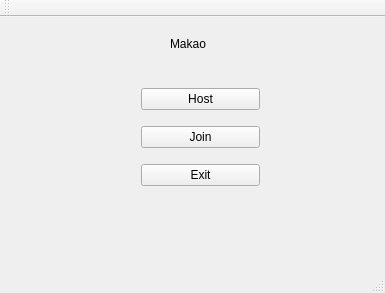
Qt form src/mainwindow.ui (Elimas/makao) before a commit.
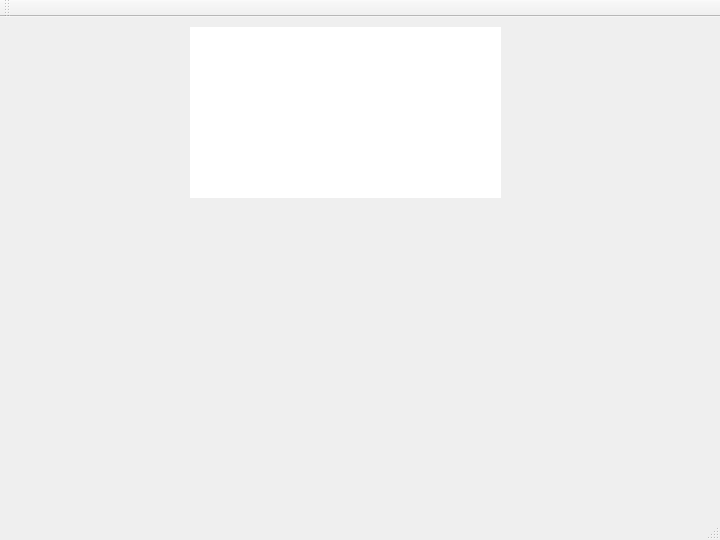
The same form after that commit. Icons and pictures are not drawn.

```diff
--- a/src/mainwindow.ui
+++ b/src/mainwindow.ui
@@ -6,58 +6,46 @@
    <rect>
     <x>0</x>
     <y>0</y>
-    <width>385</width>
-    <height>293</height>
+    <width>720</width>
+    <height>540</height>
    </rect>
   </property>
+  <property name="minimumSize">
+   <size>
+    <width>720</width>
+    <height>540</height>
+   </size>
+  </property>
+  <property name="maximumSize">
+   <size>
+    <width>720</width>
+    <height>540</height>
+   </size>
+  </property>
   <property name="windowTitle">
    <string>MainWindow</string>
   </property>
+  <property name="styleSheet">
+   <string notr="true">background:url(:/tlo/menu/Grafiki/background_1.png)</string>
+  </property>
   <widget class="QWidget" name="centralWidget">
-   <widget class="QWidget" name="verticalLayoutWidget">
-    <property name="geometry">
-     <rect>
-      <x>130</x>
-      <y>50</y>
-      <width>141</width>
-      <height>141</height>
-     </rect>
+   <widget class="QGraphicsView" name="graphicsView">
+    <property name="enabled">
+     <bool>true</bool>
     </property>
-    <layout class="QVBoxLayout" name="verticalLayout">
-     <item>
-      <widget class="QPushButton" name="pushButton">
-       <property name="text">
-        <string>Host</string>
-       </property>
-      </widget>
-     </item>
-     <item>
-      <widget class="QPushButton" name="pushButton_2">
-       <property name="text">
-        <string>Join</string>
-       </property>
-      </widget>
-     </item>
-     <item>
-      <widget class="QPushButton" name="pushButton_3">
-       <property name="text">
-        <string>Exit</string>
-       </property>
-      </widget>
-     </item>
-    </layout>
-   </widget>
-   <widget class="QLabel" name="label">
     <property name="geometry">
      <rect>
-      <x>170</x>
-      <y>20</y>
-      <width>47</width>
-      <height>13</height>
+      <x>190</x>
+      <y>10</y>
+      <width>311</width>
+      <height>171</height>
      </rect>
     </property>
-    <property name="text">
-     <string>Makao</string>
+    <property name="styleSheet">
+     <string notr="true">background:url(:/tlo/menu/Grafiki/name.png)</string>
+    </property>
+    <property name="frameShape">
+     <enum>QFrame::NoFrame</enum>
     </property>
    </widget>
   </widget>
```
Left out of the diff: 2 changed lines with no effect on the pictures.
